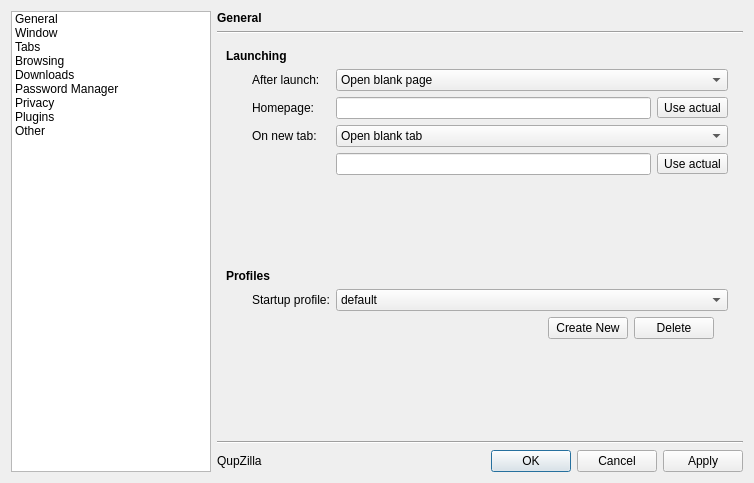
First picture: the form in src/preferences/preferences.ui, repository QupZilla/qupzilla, before the edit.
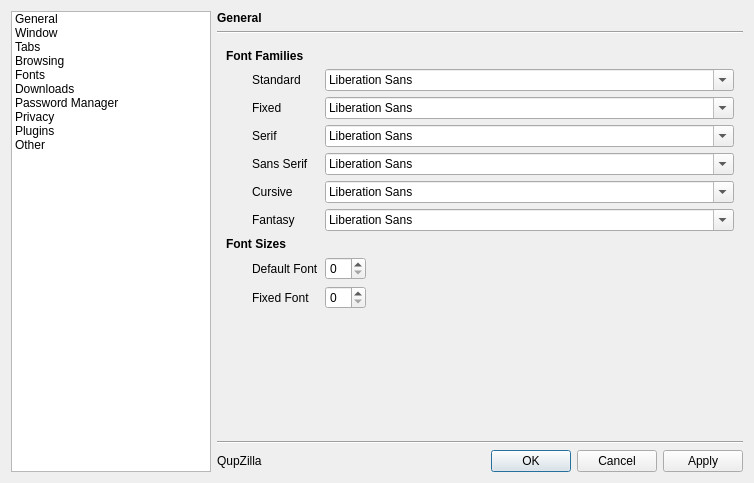
Second picture: the form after the edit. The open tabs and pages were chosen to show the change. Icons and pictures are not drawn. Custom widgets are drawn as their Qt base class.

Commit message: Added feature to change Font settings on page

What changed in the file:
```diff
--- a/src/preferences/preferences.ui
+++ b/src/preferences/preferences.ui
@@ -100,13 +100,25 @@
      </item>
      <item>
       <property name="text">
-       <string>Downloads</string>
+       <string>Fonts</string>
       </property>
       <property name="whatsThis">
        <string notr="true">4</string>
       </property>
       <property name="icon">
        <iconset resource="../data/icons.qrc">
+        <normaloff>:/icons/preferences/applications-fonts.png</normaloff>:/icons/preferences/applications-fonts.png</iconset>
+      </property>
+     </item>
+     <item>
+      <property name="text">
+       <string>Downloads</string>
+      </property>
+      <property name="whatsThis">
+       <string notr="true">5</string>
+      </property>
+      <property name="icon">
+       <iconset resource="../data/icons.qrc">
         <normaloff>:/icons/preferences/stock_inbox.png</normaloff>:/icons/preferences/stock_inbox.png</iconset>
       </property>
      </item>
@@ -1029,6 +1041,160 @@
        </item>
       </layout>
      </widget>
+     <widget class="QWidget" name="page_2">
+      <layout class="QGridLayout" name="gridLayout_15">
+       <item row="0" column="0" rowspan="2" colspan="3">
+        <widget class="QLabel" name="label_27">
+         <property name="text">
+          <string>&lt;b&gt;Font Families&lt;/b&gt;</string>
+         </property>
+        </widget>
+       </item>
+       <item row="3" column="1">
+        <widget class="QLabel" name="label_6">
+         <property name="sizePolicy">
+          <sizepolicy hsizetype="Fixed" vsizetype="Preferred">
+           <horstretch>0</horstretch>
+           <verstretch>0</verstretch>
+          </sizepolicy>
+         </property>
+         <property name="text">
+          <string>Standard</string>
+         </property>
+        </widget>
+       </item>
+       <item row="4" column="1">
+        <widget class="QLabel" name="label_28">
+         <property name="text">
+          <string>Fixed</string>
+         </property>
+        </widget>
+       </item>
+       <item row="4" column="2">
+        <widget class="QFontComboBox" name="fontFixed"/>
+       </item>
+       <item row="5" column="1">
+        <widget class="QLabel" name="label_29">
+         <property name="text">
+          <string>Serif</string>
+         </property>
+        </widget>
+       </item>
+       <item row="5" column="2">
+        <widget class="QFontComboBox" name="fontSerif"/>
+       </item>
+       <item row="6" column="1">
+        <widget class="QLabel" name="label_30">
+         <property name="text">
+          <string>Sans Serif</string>
+         </property>
+        </widget>
+       </item>
+       <item row="6" column="2">
+        <widget class="QFontComboBox" name="fontSansSerif"/>
+       </item>
+       <item row="7" column="1">
+        <widget class="QLabel" name="label_31">
+         <property name="text">
+          <string>Cursive</string>
+         </property>
+        </widget>
+       </item>
+       <item row="7" column="2">
+        <widget class="QFontComboBox" name="fontCursive"/>
+       </item>
+       <item row="10" column="1">
+        <widget class="QLabel" name="label_32">
+         <property name="text">
+          <string>Default Font</string>
+         </property>
+        </widget>
+       </item>
+       <item row="10" column="2">
+        <widget class="QSpinBox" name="sizeDefault">
+         <property name="sizePolicy">
+          <sizepolicy hsizetype="Fixed" vsizetype="Fixed">
+           <horstretch>0</horstretch>
+           <verstretch>0</verstretch>
+          </sizepolicy>
+         </property>
+        </widget>
+       </item>
+       <item row="11" column="1">
+        <widget class="QLabel" name="label_33">
+         <property name="text">
+          <string>Fixed Font</string>
+         </property>
+        </widget>
+       </item>
+       <item row="11" column="2">
+        <widget class="QSpinBox" name="sizeFixed">
+         <property name="sizePolicy">
+          <sizepolicy hsizetype="Fixed" vsizetype="Fixed">
+           <horstretch>0</horstretch>
+           <verstretch>0</verstretch>
+          </sizepolicy>
+         </property>
+        </widget>
+       </item>
+       <item row="12" column="1">
+        <spacer name="verticalSpacer_2">
+         <property name="orientation">
+          <enum>Qt::Vertical</enum>
+         </property>
+         <property name="sizeHint" stdset="0">
+          <size>
+           <width>20</width>
+           <height>40</height>
+          </size>
+         </property>
+        </spacer>
+       </item>
+       <item row="3" column="0">
+        <spacer name="horizontalSpacer_11">
+         <property name="orientation">
+          <enum>Qt::Horizontal</enum>
+         </property>
+         <property name="sizeType">
+          <enum>QSizePolicy::Fixed</enum>
+         </property>
+         <property name="sizeHint" stdset="0">
+          <size>
+           <width>20</width>
+           <height>20</height>
+          </size>
+         </property>
+        </spacer>
+       </item>
+       <item row="3" column="2">
+        <widget class="QFontComboBox" name="fontStandard">
+         <property name="sizePolicy">
+          <sizepolicy hsizetype="Expanding" vsizetype="Fixed">
+           <horstretch>0</horstretch>
+           <verstretch>0</verstretch>
+          </sizepolicy>
+         </property>
+        </widget>
+       </item>
+       <item row="8" column="2">
+        <widget class="QFontComboBox" name="fontFantasy"/>
+       </item>
+       <item row="8" column="1">
+        <widget class="QLabel" name="label_34">
+         <property name="text">
+          <string>Fantasy</string>
+         </property>
+        </widget>
+       </item>
+       <item row="9" column="0" colspan="3">
+        <widget class="QLabel" name="label_35">
+         <property name="text">
+          <string>&lt;b&gt;Font Sizes&lt;/b&gt;</string>
+         </property>
+        </widget>
+       </item>
+      </layout>
+     </widget>
      <widget class="QWidget" name="downloadPage">
       <layout class="QGridLayout" name="gridLayout_10">
        <item row="0" column="0" colspan="4">
```
Left out of the diff: 8 changed lines with no effect on the pictures. The commit also changes 6 other files.
